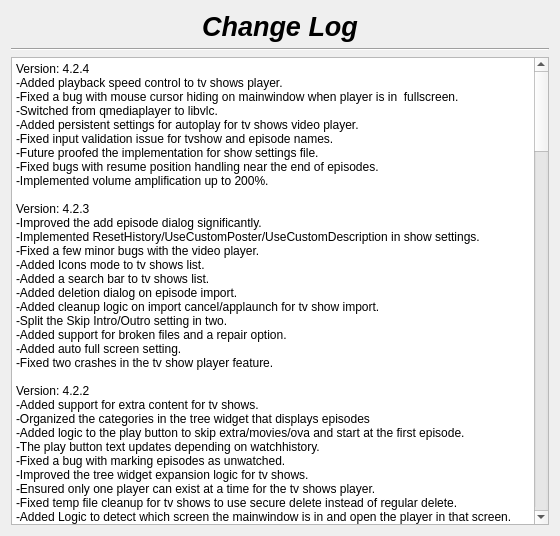
Above: changelog.ui from therealMaPMaKeR/MMDiary before the change. Below: the same form after it.
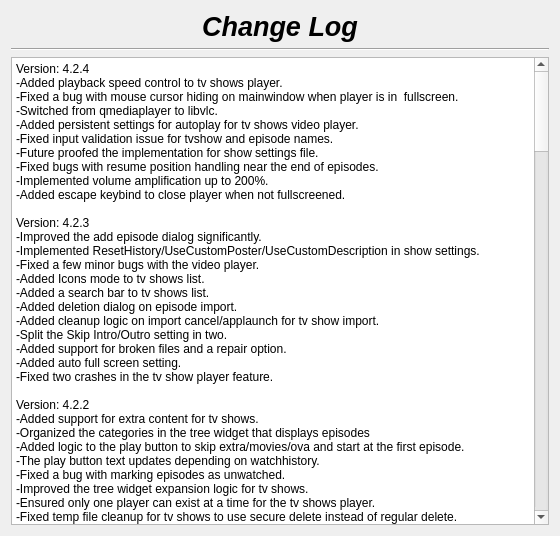
That is the form after the change.

What changed in the file:
```diff
--- a/changelog.ui
+++ b/changelog.ui
@@ -56,7 +56,7 @@
 li.checked::marker { content: &quot;\2612&quot;; }
 &lt;/style&gt;&lt;/head&gt;&lt;body style=&quot; font-family:'Segoe UI'; font-size:9pt; font-weight:400; font-style:normal;&quot;&gt;
 &lt;p style=&quot; margin-top:0px; margin-bottom:0px; margin-left:0px; margin-right:0px; -qt-block-indent:0; text-indent:0px;&quot;&gt;Version: 4.2.4&lt;br /&gt;-Added playback speed control to tv shows player.&lt;br /&gt;-Fixed a bug with mouse cursor hiding on mainwindow when player is in  fullscreen.&lt;/p&gt;
-&lt;p style=&quot; margin-top:0px; margin-bottom:0px; margin-left:0px; margin-right:0px; -qt-block-indent:0; text-indent:0px;&quot;&gt;-Switched from qmediaplayer to libvlc.&lt;br /&gt;-Added persistent settings for autoplay for tv shows video player.&lt;br /&gt;-Fixed input validation issue for tvshow and episode names.&lt;br /&gt;-Future proofed the implementation for show settings file.&lt;br /&gt;-Fixed bugs with resume position handling near the end of episodes.&lt;br /&gt;-Implemented volume amplification up to 200%.&lt;br /&gt;&lt;br /&gt;Version: 4.2.3&lt;br /&gt;-Improved the add episode dialog significantly.&lt;/p&gt;
+&lt;p style=&quot; margin-top:0px; margin-bottom:0px; margin-left:0px; margin-right:0px; -qt-block-indent:0; text-indent:0px;&quot;&gt;-Switched from qmediaplayer to libvlc.&lt;br /&gt;-Added persistent settings for autoplay for tv shows video player.&lt;br /&gt;-Fixed input validation issue for tvshow and episode names.&lt;br /&gt;-Future proofed the implementation for show settings file.&lt;br /&gt;-Fixed bugs with resume position handling near the end of episodes.&lt;br /&gt;-Implemented volume amplification up to 200%.&lt;br /&gt;-Added escape keybind to close player when not fullscreened.&lt;br /&gt;&lt;br /&gt;Version: 4.2.3&lt;br /&gt;-Improved the add episode dialog significantly.&lt;/p&gt;
 &lt;p style=&quot; margin-top:0px; margin-bottom:0px; margin-left:0px; margin-right:0px; -qt-block-indent:0; text-indent:0px;&quot;&gt;-Implemented ResetHistory/UseCustomPoster/UseCustomDescription in show settings.&lt;br /&gt;-Fixed a few minor bugs with the video player.&lt;br /&gt;-Added Icons mode to tv shows list.&lt;br /&gt;-Added a search bar to tv shows list.&lt;/p&gt;
 &lt;p style=&quot; margin-top:0px; margin-bottom:0px; margin-left:0px; margin-right:0px; -qt-block-indent:0; text-indent:0px;&quot;&gt;-Added deletion dialog on episode import.&lt;br /&gt;-Added cleanup logic on import cancel/applaunch for tv show import.&lt;br /&gt;-Split the Skip Intro/Outro setting in two.&lt;br /&gt;-Added support for broken files and a repair option.&lt;br /&gt;-Added auto full screen setting.&lt;/p&gt;
 &lt;p style=&quot; margin-top:0px; margin-bottom:0px; margin-left:0px; margin-right:0px; -qt-block-indent:0; text-indent:0px;&quot;&gt;-Fixed two crashes in the tv show player feature.&lt;br /&gt;&lt;br /&gt;Version: 4.2.2&lt;br /&gt;-Added support for extra content for tv shows.&lt;/p&gt;
```
